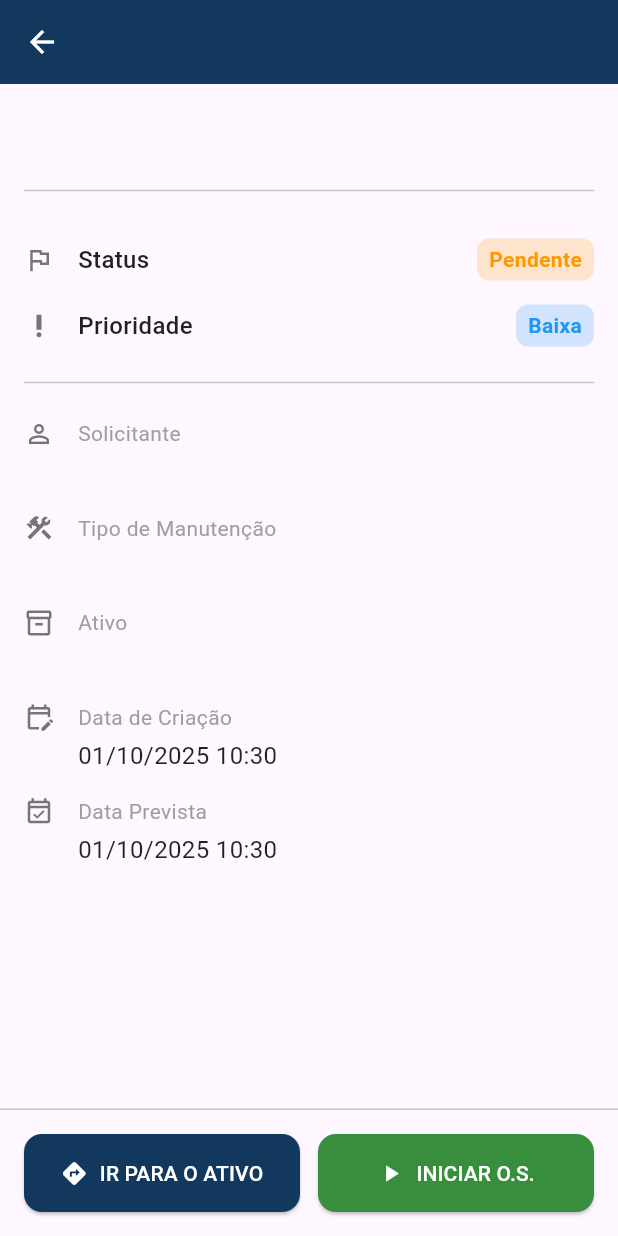
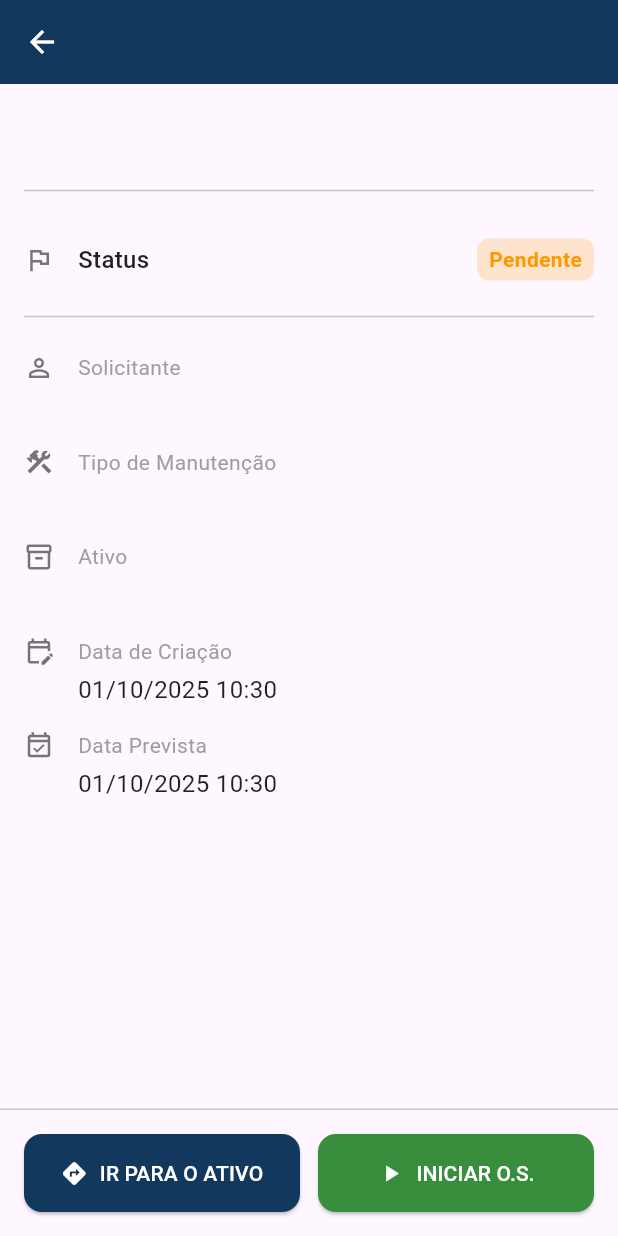
Before and after one commit to jpsantosss/flutter-indicativo-app, a Flutter app: the InfoOrdemServicoScreen screen opened directly with empty values, on a phone screen of 412 x 824 dp. Run offline on Flutter 3.47's test engine with Material 3 defaults, Android fonts, the light colour scheme and no system bars; our stand-ins replace google_maps_flutter.

Commit message:
refactor(ordem-servico): remove exibição de prioridade na InfoOrdemServicoScreen
Eliminada a tag visual de prioridade da ordem de serviço e o widget associado na `InfoOrdemServicoScreen`.

```diff
--- a/frontend/lib/presentation/screens/schedule/info_ordem_servico_screen.dart
+++ b/frontend/lib/presentation/screens/schedule/info_ordem_servico_screen.dart
@@ -24,37 +24,6 @@ class InfoOrdemServicoScreen extends StatelessWidget {
       case StatusOS.cancelada:
         text = 'Cancelada';
         color = Colors.red;
-        break;
-    }
-    return Container(
-      padding: const EdgeInsets.symmetric(horizontal: 8, vertical: 4),
-      decoration: BoxDecoration(
-        color: color.withOpacity(0.2),
-        borderRadius: BorderRadius.circular(8),
-      ),
-      child: Text(
-        text,
-        style: TextStyle(color: color, fontWeight: FontWeight.bold),
-      ),
-    );
-  }
-
-  //Converte o enum de Prioridade em um Widget visual (tag colorida)
-  Widget _buildPrioridadeTag(PrioridadeOS prioridade) {
-    String text;
-    Color color;
-    switch (prioridade) {
-      case PrioridadeOS.baixa:
-        text = 'Baixa';
-        color = Colors.blue;
-        break;
-      case PrioridadeOS.media:
-        text = 'Média';
-        color = Colors.amber.shade800;
-        break;
-      case PrioridadeOS.alta:
-        text = 'Alta';
-        color = Colors.red.shade700;
         break;
     }
     return Container(
@@ -158,11 +127,6 @@ class InfoOrdemServicoScreen extends StatelessWidget {
               label: 'Status',
               tag: _buildStatusTag(ordemServico.status),
             ),
-            _buildInfoRowWithTag(
-              icon: Icons.priority_high,
-              label: 'Prioridade',
-              tag: _buildPrioridadeTag(ordemServico.prioridade),
-            ),
             const Divider(height: 32),
 
             _buildInfoRow(
```
